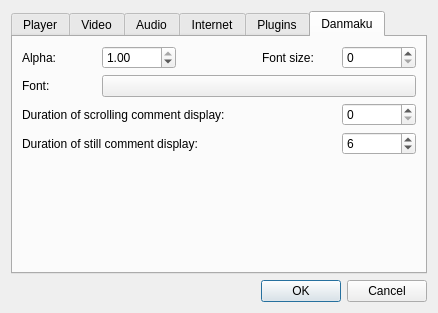
Qt form src/settingsdialog.ui (coslyk/moonplayer) before a commit.
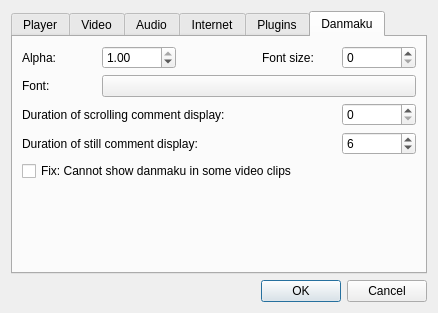
The same form after that commit. The open tabs and pages were chosen to show the change.

```diff
--- a/src/settingsdialog.ui
+++ b/src/settingsdialog.ui
@@ -569,7 +569,7 @@
          </property>
         </widget>
        </item>
-       <item row="4" column="2">
+       <item row="5" column="2">
         <spacer name="verticalSpacer_2">
          <property name="orientation">
           <enum>Qt::Vertical</enum>
@@ -589,6 +589,13 @@
          </property>
         </widget>
        </item>
+       <item row="4" column="0" colspan="5">
+        <widget class="QCheckBox" name="fixDanmakuShownCheckBox">
+         <property name="text">
+          <string>Fix: Cannot show danmaku in some video clips</string>
+         </property>
+        </widget>
+       </item>
       </layout>
      </widget>
     </widget>
```
Left out of the diff: 14 changed lines with no effect on the pictures.
